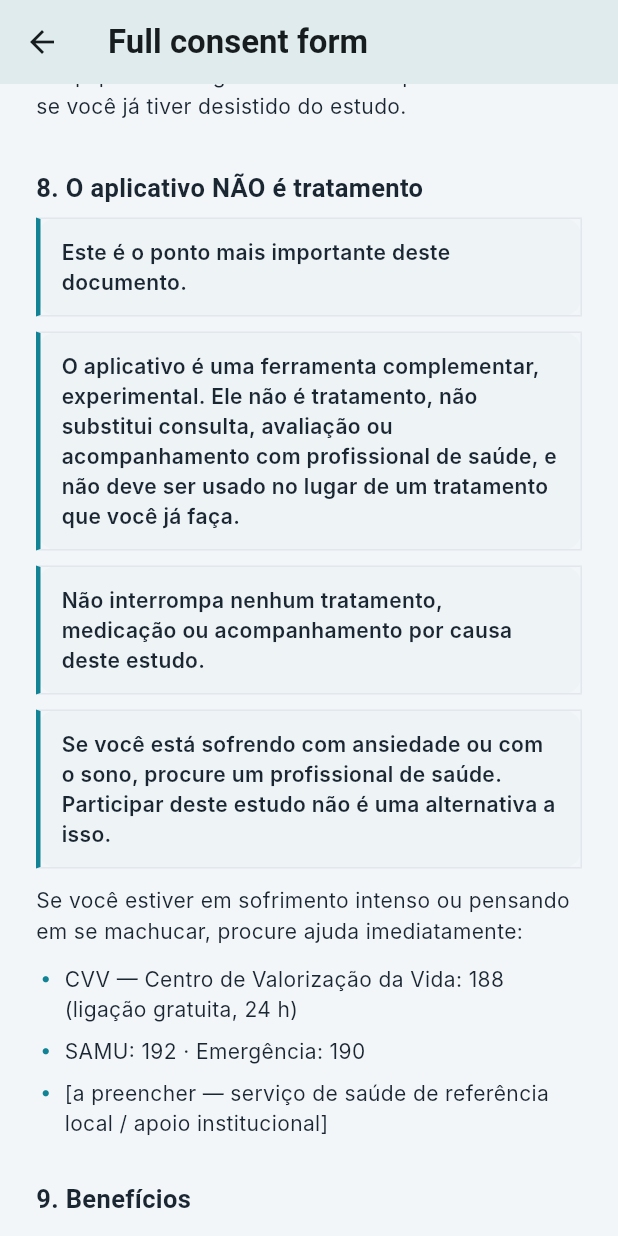
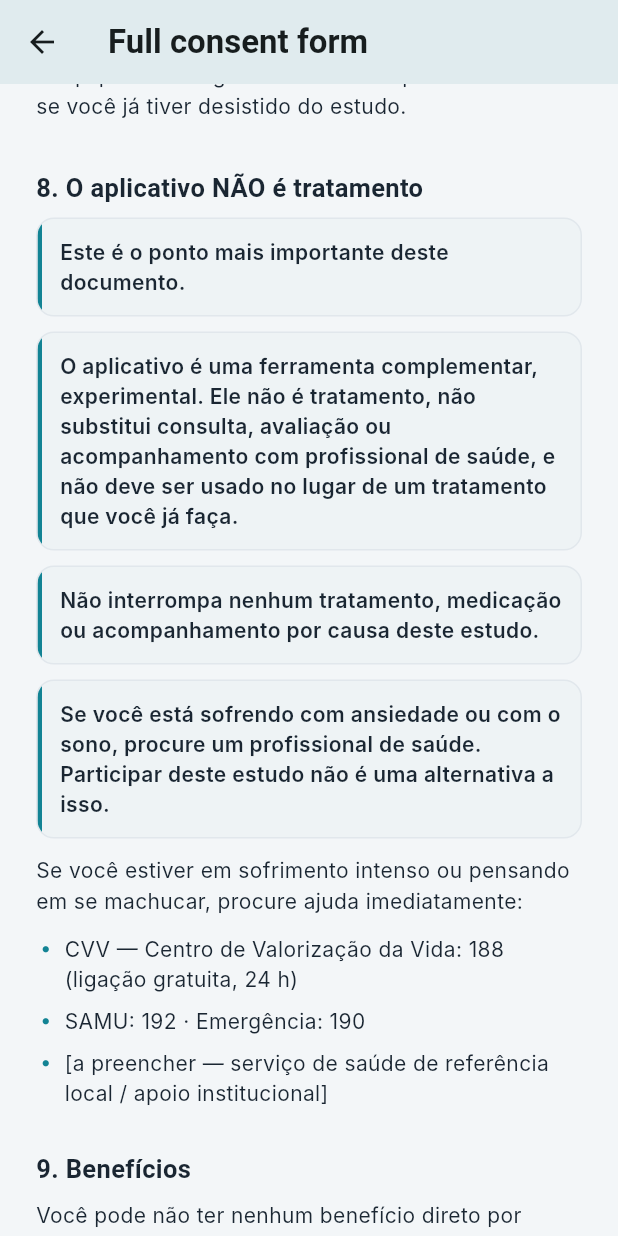
Before and after one commit to yh6k6hwbds-coder/sereno, a Flutter app: the TcleFullTextScreen screen opened directly, scrolled down 3456 dp, on a phone screen of 412 x 824 dp. Run offline on Flutter 3.47's test engine with Material 3 defaults, Android fonts, the phone set to English and light mode, and no system bars; our stand-ins replace flutter_secure_storage, just_audio; accounts and stored records are empty; Roboto replaces fonts that are missing (Fraunces, Inter).

Commit message:
fix(app): bloco de destaque do TCLE quebrava ao pintar
Bug real de renderizacao, nao de teste: o bloco "!" (os avisos criticos do termo
— nao e tratamento, recusa sem prejuizo, dado sensivel) combinava borderRadius
com uma borda de cores NAO uniformes (faixa lateral teal + demais lados cinza).
O Flutter proibe isso e lanca em paint(): "A borderRadius can only be given on
borders with uniform colors". Em producao apareceria a caixa de erro no lugar
justamente dos avisos que mais importam.

A faixa lateral passa a ser um FILHO (Row + ClipRRect + IntrinsicHeight) em vez
de um lado da borda; o visual pretendido se mantem.

Os 3 testes que ainda falhavam eram exatamente os que renderizam um bloco "!" —
o que passou usava um texto de amostra sem destaque. Foi o job `app` do CI que
pegou; sem SDK Flutter local, e ele quem valida.

Co-Authored-By: Claude Opus 4.8 <noreply@anthropic.com>

```diff
--- a/app/lib/features/consent/tcle_full_text_screen.dart
+++ b/app/lib/features/consent/tcle_full_text_screen.dart
@@ -129,22 +129,34 @@ class _TcleFullTextScreenState extends State<TcleFullTextScreen> {
       case '!':
         // Destaques são os avisos que o termo não pode deixar passar (não é tratamento,
         // recusa sem prejuízo, dado sensível). Recebem peso visual próprio.
+        // A faixa lateral é um FILHO, não um lado da borda: o Flutter proíbe
+        // `borderRadius` com borda de cores não uniformes (quebra ao pintar).
         return Container(
           width: double.infinity,
           margin: const EdgeInsets.only(bottom: 10),
-          padding: const EdgeInsets.symmetric(horizontal: 14, vertical: 12),
           decoration: BoxDecoration(
             color: const Color(0xFFEEF3F5),
             borderRadius: BorderRadius.circular(12),
-            border: const Border(
-                left: BorderSide(color: SerenoColors.teal, width: 3),
-                top: BorderSide(color: SerenoColors.border),
-                right: BorderSide(color: SerenoColors.border),
-                bottom: BorderSide(color: SerenoColors.border)),
+            border: Border.all(color: SerenoColors.border),
           ),
-          child: Text(b.text,
-              style: const TextStyle(
-                  height: 1.45, color: SerenoColors.ink, fontWeight: FontWeight.w600)),
+          child: ClipRRect(
+            borderRadius: BorderRadius.circular(11),
+            child: IntrinsicHeight(
+              child: Row(crossAxisAlignment: CrossAxisAlignment.stretch, children: [
+                Container(width: 3, color: SerenoColors.teal),
+                Expanded(
+                  child: Padding(
+                    padding: const EdgeInsets.symmetric(horizontal: 12, vertical: 12),
+                    child: Text(b.text,
+                        style: const TextStyle(
+                            height: 1.45,
+                            color: SerenoColors.ink,
+                            fontWeight: FontWeight.w600)),
+                  ),
+                ),
+              ]),
+            ),
+          ),
         );
       default:
         return Padding(
```
